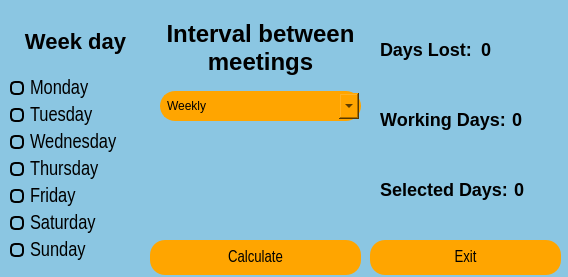
Before: the Qt Designer form ui/calculating_meeting_loses.ui in bartzlot/optimal_calendar, drawn with Qt 5.
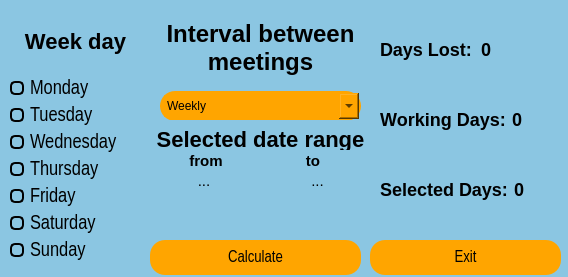
After: the same form once the commit is applied.

```diff
--- a/ui/calculating_meeting_loses.ui
+++ b/ui/calculating_meeting_loses.ui
@@ -701,6 +701,205 @@
      <string>Exit</string>
     </property>
    </widget>
+   <widget class="QLabel" name="label_3">
+    <property name="geometry">
+     <rect>
+      <x>150</x>
+      <y>120</y>
+      <width>221</width>
+      <height>39</height>
+     </rect>
+    </property>
+    <property name="maximumSize">
+     <size>
+      <width>16777215</width>
+      <height>100</height>
+     </size>
+    </property>
+    <property name="font">
+     <font>
+      <family>Arial</family>
+       
+      <bold>true</bold>
+     </font>
+    </property>
+    <property name="styleSheet">
+     <string notr="true">QLabel {
+    font-family: Arial, sans-serif;
+    font-size: 22px;
+    font-weight: bold;
+    color: black;
+}</string>
+    </property>
+    <property name="text">
+     <string>Selected date range</string>
+    </property>
+    <property name="alignment">
+     <set>Qt::AlignCenter</set>
+    </property>
+   </widget>
+   <widget class="QWidget" name="horizontalLayoutWidget">
+    <property name="geometry">
+     <rect>
+      <x>150</x>
+      <y>150</y>
+      <width>221</width>
+      <height>22</height>
+     </rect>
+    </property>
+    <layout class="QHBoxLayout" name="horizontalLayout_4">
+     <item>
+      <widget class="QLabel" name="label_7">
+       <property name="maximumSize">
+        <size>
+         <width>50</width>
+         <height>50</height>
+        </size>
+       </property>
+       <property name="font">
+        <font>
+         <family>Arial</family>
+          
+         <bold>true</bold>
+        </font>
+       </property>
+       <property name="styleSheet">
+        <string notr="true">QLabel {
+    font-family: Arial, sans-serif;
+    font-size: 15px;
+    font-weight: bold;
+    color: black;
+}</string>
+       </property>
+       <property name="text">
+        <string>from</string>
+       </property>
+       <property name="alignment">
+        <set>Qt::AlignCenter</set>
+       </property>
+      </widget>
+     </item>
+     <item>
+      <spacer name="horizontalSpacer">
+       <property name="orientation">
+        <enum>Qt::Horizontal</enum>
+       </property>
+       <property name="sizeType">
+        <enum>QSizePolicy::Fixed</enum>
+       </property>
+       <property name="sizeHint" stdset="0">
+        <size>
+         <width>20</width>
+         <height>20</height>
+        </size>
+       </property>
+      </spacer>
+     </item>
+     <item>
+      <widget class="QLabel" name="label_8">
+       <property name="maximumSize">
+        <size>
+         <width>50</width>
+         <height>50</height>
+        </size>
+       </property>
+       <property name="font">
+        <font>
+         <family>Arial</family>
+          
+         <bold>true</bold>
+        </font>
+       </property>
+       <property name="styleSheet">
+        <string notr="true">QLabel {
+    font-family: Arial, sans-serif;
+    font-size: 15px;
+    font-weight: bold;
+    color: black;
+}</string>
+       </property>
+       <property name="text">
+        <string>to</string>
+       </property>
+       <property name="alignment">
+        <set>Qt::AlignCenter</set>
+       </property>
+      </widget>
+     </item>
+    </layout>
+   </widget>
+   <widget class="QWidget" name="horizontalLayoutWidget_2">
+    <property name="geometry">
+     <rect>
+      <x>150</x>
+      <y>170</y>
+      <width>221</width>
+      <height>21</height>
+     </rect>
+    </property>
+    <layout class="QHBoxLayout" name="horizontalLayout_5">
+     <item>
+      <widget class="QLabel" name="date_from">
+       <property name="maximumSize">
+        <size>
+         <width>200</width>
+         <height>50</height>
+        </size>
+       </property>
+       <property name="font">
+        <font>
+         <family>Arial</family>
+          
+         <bold>false</bold>
+        </font>
+       </property>
+       <property name="styleSheet">
+        <string notr="true">QLabel {
+    font-family: Arial, sans-serif;
+    font-size: 15px;
+    color: black;
+}</string>
+       </property>
+       <property name="text">
+        <string>...</string>
+       </property>
+       <property name="alignment">
+        <set>Qt::AlignCenter</set>
+       </property>
+      </widget>
+     </item>
+     <item>
+      <widget class="QLabel" name="date_till">
+       <property name="maximumSize">
+        <size>
+         <width>200</width>
+         <height>50</height>
+        </size>
+       </property>
+       <property name="font">
+        <font>
+         <family>Arial</family>
+          
+         <bold>false</bold>
+        </font>
+       </property>
+       <property name="styleSheet">
+        <string notr="true">QLabel {
+    font-family: Arial, sans-serif;
+    font-size: 15px;
+    color: black;
+}</string>
+       </property>
+       <property name="text">
+        <string>...</string>
+       </property>
+       <property name="alignment">
+        <set>Qt::AlignCenter</set>
+       </property>
+      </widget>
+     </item>
+    </layout>
+   </widget>
   </widget>
  </widget>
  <resources/>
```
Left out of the diff: 33 changed lines with no effect on the pictures.
